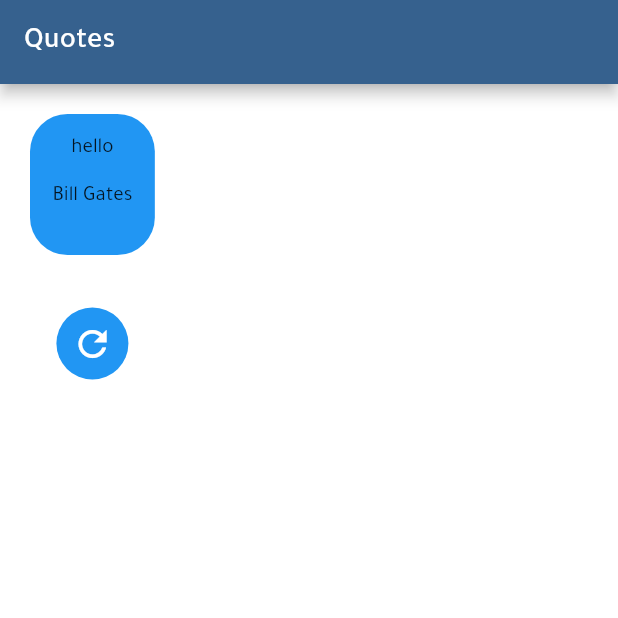
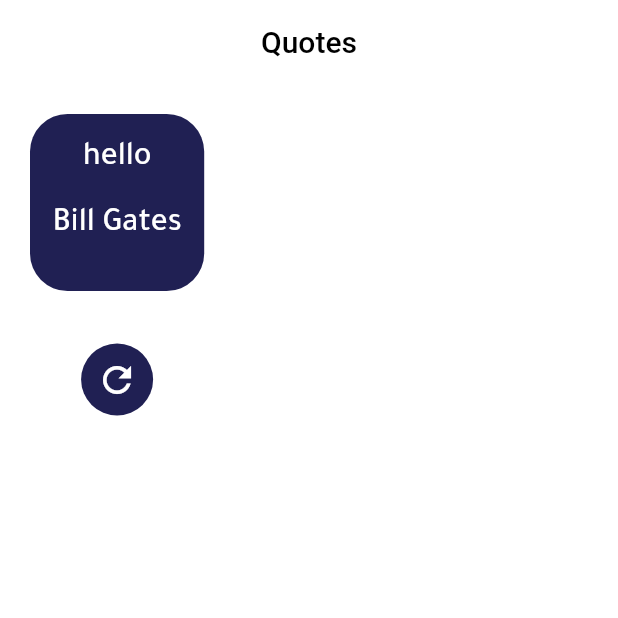
Before and after one commit to MohamedEzzat5/quotes, a Flutter app: the screen it shows after launch, on a phone screen of 412 x 824 dp, the top half of it. Run offline on Flutter 3.47's test engine with Material 3 defaults, Android fonts, the phone set to English and light mode, and no system bars; our stand-ins replace bloc, equatable, fluttertoast.

Commit message:
theme is done

```diff
--- a/lib/config/themes/app_theme.dart
+++ b/lib/config/themes/app_theme.dart
@@ -9,7 +9,19 @@ ThemeData appTheme() {
     brightness: Brightness.light,
     scaffoldBackgroundColor: Colors.white,
     fontFamily: AppStrings.fontFamily,
+    appBarTheme: const  AppBarTheme(
+      centerTitle: true,
+      color: Colors.transparent,
+      elevation: 0,
+      titleTextStyle: TextStyle(color: Colors.black,fontWeight: FontWeight.w500,fontSize: 20),
+
+    ),
     textTheme: const TextTheme(
+      bodyMedium: TextStyle(
+          color: Colors.white,
+          fontSize: 22,
+          fontWeight: FontWeight.w500,
+          height: 1.3),
       labelLarge: TextStyle(
           fontSize: 16,
       color: Colors.black,
--- a/lib/core/utils/app_colors.dart
+++ b/lib/core/utils/app_colors.dart
@@ -1,8 +1,9 @@
 
 import 'package:flutter/material.dart';
+import 'package:quotes/core/utils/hex_color.dart';
 
 class AppColors{
-  static Color primary = Colors.blue;
+  static Color primary = HexColor('#202053');
   static Color hint = Colors.grey;
 
 
```
